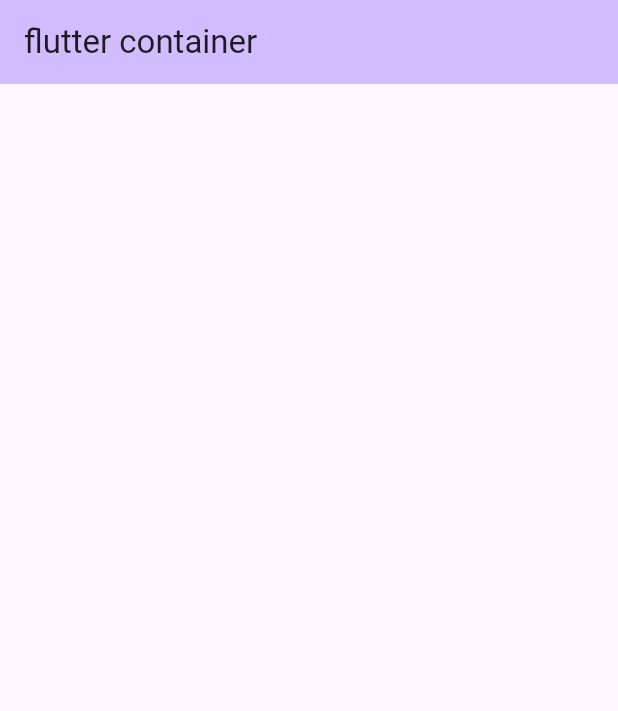
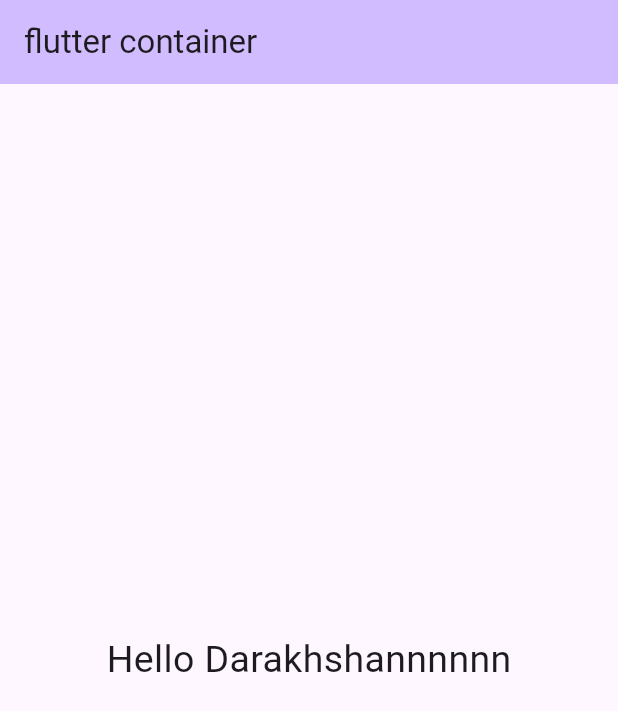
Before and after one commit to khandolly786/Dart_Course, a Flutter app: the screen it shows after launch, on a phone screen of 412 x 824 dp. Shown: the top 711 px of the screen. Run offline on Flutter 3.47's test engine with Material 3 defaults, Android fonts, the phone set to English and light mode, and no system bars.

Commit message:
Update main.dart

```diff
--- a/lib/main.dart
+++ b/lib/main.dart
@@ -44,10 +44,24 @@ class _MyHomePageState extends State<MyHomePage> {
         backgroundColor: Theme.of(context).colorScheme.inversePrimary,
         title: Text("flutter container"),
       ),
-      body: Container(
-
-
+      body: Center(
+         child:  Text('Hello Darakhshannnnnn', style: TextStyle(fontSize: 25), )
       )
+      // Text(' Hello thereeeee ', style: TextStyle(
+      //   fontSize: 25,
+      //   color: Colors.lightBlue,
+      //   fontWeight: FontWeight.w700,
+      //   backgroundColor: Colors.purple
+      // ),)
+      // Center(
+      //   child: Container(
+      //     width: 1000,
+      //     height: 1000,
+      //     color: Colors.teal,
+      //     child: Text('hell0 darakhshan'),
+      //
+      //   ),
+      // )
 
     );
   }
```
